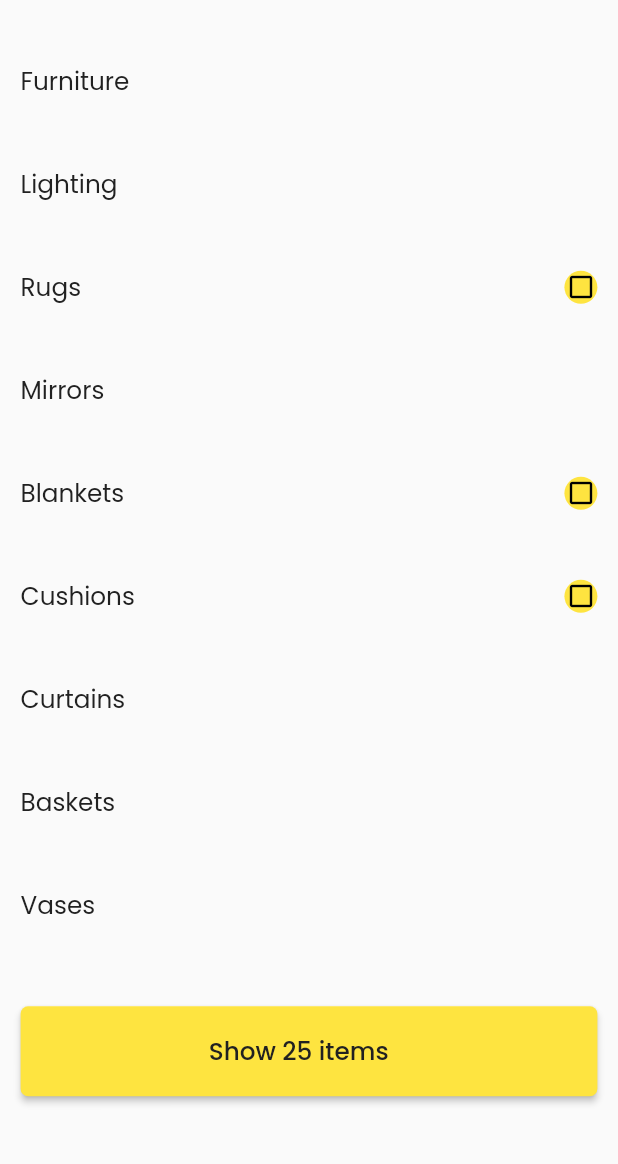
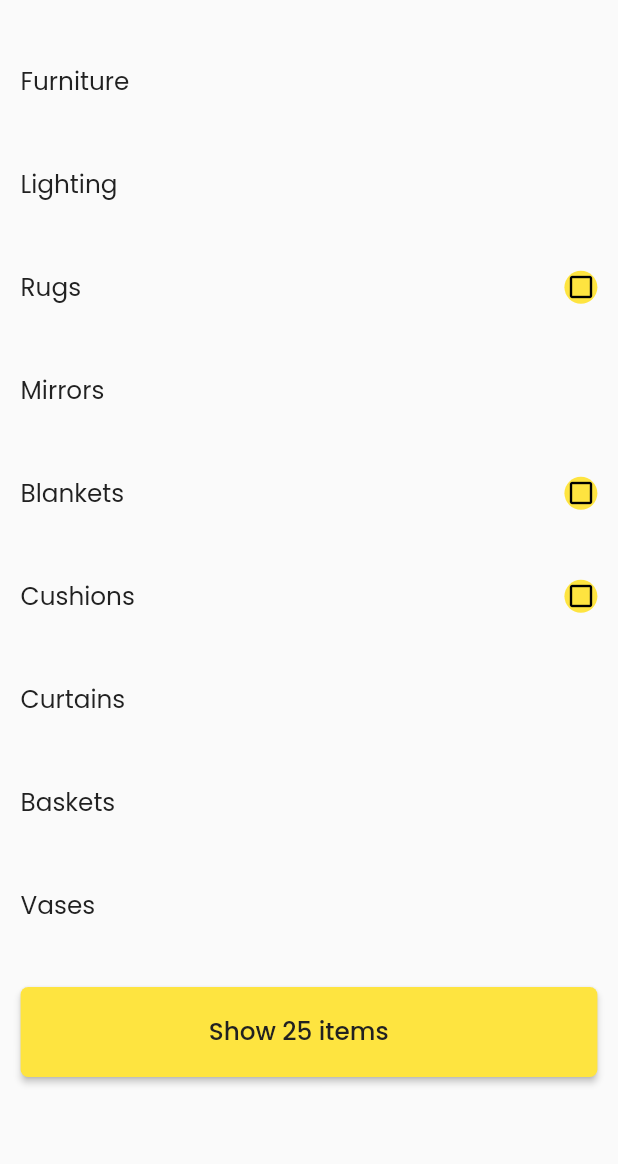
Before and after one commit to panchaniurvisha/ulmo_e_commerce, a Flutter app: the FilterOptionsScreen screen opened directly, on a phone screen of 412 x 824 dp, the part 70-1234 px from its top. Run offline on Flutter 3.47's test engine with Material 2 defaults, Android fonts, the phone set to English and light mode, and no system bars.

Commit message:
"5/6/2023"

```diff
--- a/lib/main.dart
+++ b/lib/main.dart
@@ -1,5 +1,5 @@
 import 'package:flutter/material.dart';
-import 'package:ulmo_e_commerce_app/view/filter_options_screen.dart';
+import 'package:ulmo_e_commerce_app/view/sort_screen.dart';
 
 void main() {
   runApp(const MyApp());
@@ -17,6 +17,6 @@ class MyApp extends StatelessWidget {
           primarySwatch: Colors.blue,
         ),
         debugShowCheckedModeBanner: false,
-        home: const FilterOptionsScreen());
+        home: const SortScreen());
   }
 }
--- a/lib/res/constant/app_string.dart
+++ b/lib/res/constant/app_string.dart
@@ -46,7 +46,8 @@ class AppString {
   static const five = "5";
   static const headerName = "you might also like";
   static const price = "\$150.00";
-  static const likesTable = "Wooden bedside table featuring a raised design on the door";
+  static const likesTable =
+      "Wooden bedside table featuring a raised design on the door";
   static const brown = "Brown";
   static const black = "Black";
   static const addCart = "Add to bag";
@@ -65,7 +66,8 @@ class AppString {
   static const personThree = "Paityn Saris";
   static const reviewOne = "Everything is good. Nice quality";
   static const reviewTwo = "Could be better :(";
-  static const reviewThree = "Bought this table 2 months ago and I wanted to say, this is the best bedside table I’ve ever used 😍";
+  static const reviewThree =
+      "Bought this table 2 months ago and I wanted to say, this is the best bedside table I’ve ever used 😍";
 
   //new Review Screen
   static const nice = "Nice";
@@ -80,7 +82,8 @@ class AppString {
 
   //story Screen
   static const jar = 'glass storage jar with\ngolden lid';
-  static const aboutJar = 'Hermetic storage jar. Made of glass with a\nraised slogan detail and a golden\nscrew-on lid. Available in three sizes.';
+  static const aboutJar =
+      'Hermetic storage jar. Made of glass with a\nraised slogan detail and a golden\nscrew-on lid. Available in three sizes.';
 
 //product Page Two Screen
   static const dollar = '\$15.99';
@@ -99,4 +102,12 @@ class AppString {
   static const size = "Size";
   static const quality = "Quality";
   static const showItem = "Show 25 items";
+
+  //sort Screen
+  static const priceHighToLow = "Price: high to low";
+  static const priceLowToHigh = "Price: low to high";
+  static const newFirst = "New first";
+  static const popularFirst = "Popular first";
+  static const sortTitle = "sort by";
+  static const cancel = "Cancel";
 }
--- a/lib/view/filter_options_screen.dart
+++ b/lib/view/filter_options_screen.dart
@@ -30,10 +30,9 @@ class _FilterOptionsScreenState extends State<FilterOptionsScreen> {
     double width = MediaQuery.of(context).size.width;
     return SafeArea(
         child: Scaffold(
-      body: SingleChildScrollView(
-        child: Padding(
-          padding: EdgeInsets.symmetric(
-              horizontal: width / 30, vertical: height / 80),
+      body: Padding(
+        padding:
+            EdgeInsets.symmetric(horizontal: width / 30, vertical: height / 80),
         child: Column(
           crossAxisAlignment: CrossAxisAlignment.start,
           children: [
@@ -101,7 +100,7 @@ class _FilterOptionsScreenState extends State<FilterOptionsScreen> {
                       ],
                     )),
             SizedBox(
-                height: height / 25,
+              height: height / 41,
             ),
             const AppElevatedButton(
               text: AppString.showItem,
@@ -110,7 +109,6 @@ class _FilterOptionsScreenState extends State<FilterOptionsScreen> {
           ],
         ),
       ),
-      ),
     ));
   }
 }
```
Also changed, not shown: lib/view/sort_screen.dart (added, +101 -0 lines). Lines whose indentation alone changed are shown as unchanged.
